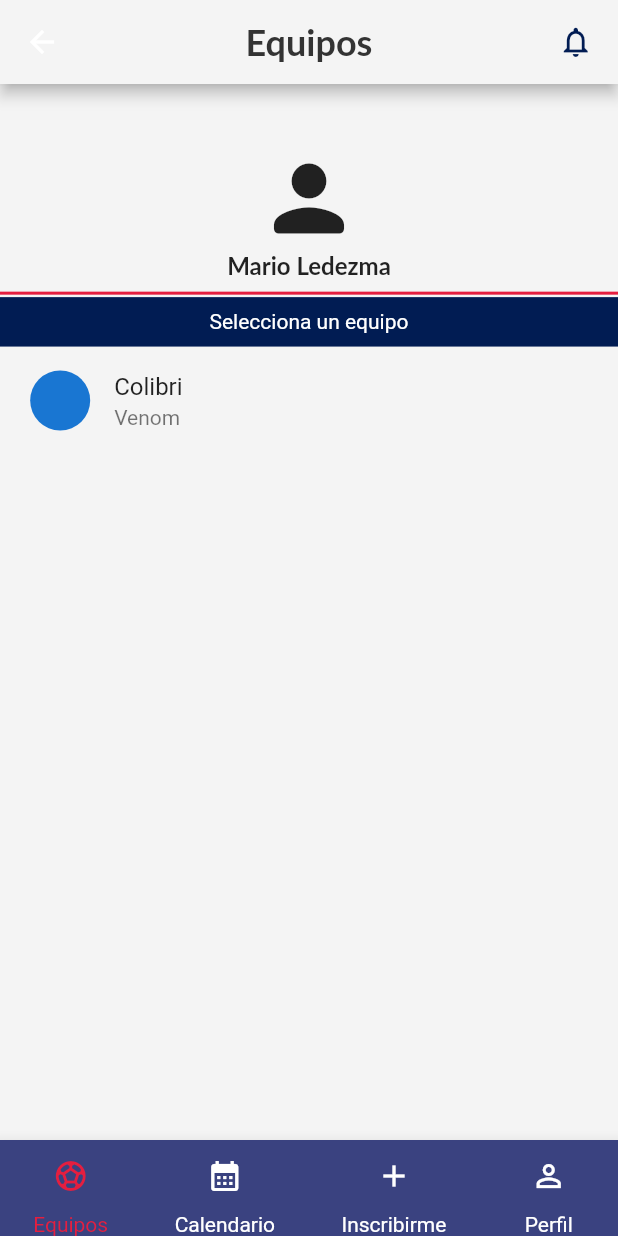
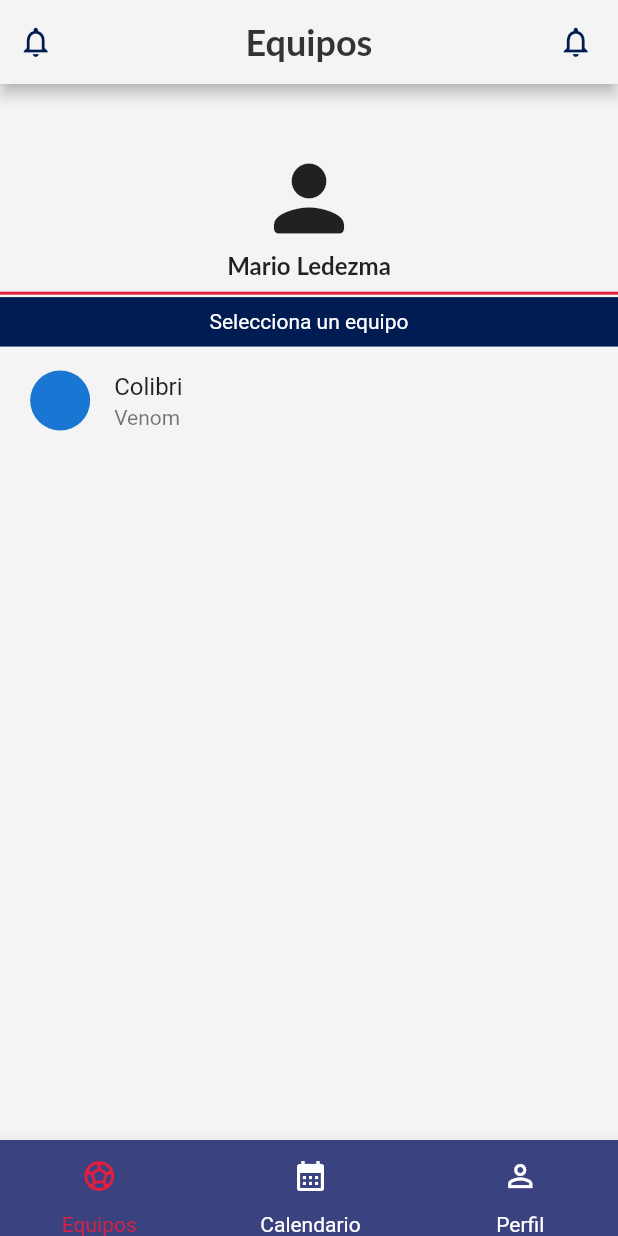
Before and after one commit to FERCKOO/soccer_management, a Flutter app: the LayoutBottomNavigatorBar screen opened by its route, on a phone screen of 412 x 824 dp. Run offline on Flutter 3.47's test engine with Material 2 defaults, Android fonts, the phone set to English and light mode, and no system bars; our stand-ins replace awesome_dialog, date_field, dio; Roboto replaces fonts that are missing (Lato).

Commit message:
Se quitó opcion de BottomBar y se puso arriba

```diff
--- a/lib/Screens/joinTeam.dart
+++ b/lib/Screens/joinTeam.dart
@@ -16,6 +16,15 @@ class JoinTeamPage extends StatelessWidget {
         backgroundColor: const Color(0xffF4F4F4),
         appBar: AppBar(
           backgroundColor: const Color(0xffF4F4F4),
+          leading: IconButton(
+            color: const Color(0xFF011C53),
+            icon: const Icon(
+              Icons.arrow_back_ios,
+            ),
+            onPressed: () {
+              Navigator.pop(context);
+            },
+          ),
           /*
          * Texto de inicio sesion
         */
--- a/lib/Screens/principal.dart
+++ b/lib/Screens/principal.dart
@@ -19,6 +19,17 @@ class PrincipalPage extends StatelessWidget {
       backgroundColor: const Color(0xffF4F4F4),
       appBar: AppBar(
         backgroundColor: const Color(0xffF4F4F4),
+        leading: IconButton(
+          padding: EdgeInsets.only(right: sizeScreen.width * .02),
+          color: const Color(0xFF011C53),
+          icon: const Icon(
+            Icons.notifications_none,
+          ),
+          onPressed: () {
+            Route route = MaterialPageRoute(builder: (bc) => JoinTeamPage());
+            Navigator.of(context).push(route);
+          },
+        ),
         actions: [
           IconButton(
             padding: EdgeInsets.only(right: sizeScreen.width * .02),
--- a/lib/bottom_drawer_layout.dart
+++ b/lib/bottom_drawer_layout.dart
@@ -17,7 +17,6 @@ class _LayoutBottomNavigatorBarState extends State<LayoutBottomNavigatorBar> {
   static final List<Widget> _viewsOptions = <Widget>[
     PrincipalPage(),
     CalendarPage(),
-    JoinTeamPage(),
     PorfilePage(),
   ];
 
@@ -98,16 +97,9 @@ class _LayoutBottomNavigatorBarState extends State<LayoutBottomNavigatorBar> {
             Column(
               mainAxisSize: MainAxisSize.min,
               children: [
-                /*
-                const Image(
-                    image: AssetImage(
-                      'assets/images/Liga.png',
-                    ),
-                  ),
-                  */
                 IconButton(
                   icon: Icon(
-                    Icons.add,
+                    Icons.person_outline,
                     color: _selectedIndex != 2
                         ? Colors.white
                         : const Color(0xFFE51E3F),
@@ -117,35 +109,9 @@ class _LayoutBottomNavigatorBarState extends State<LayoutBottomNavigatorBar> {
                   },
                 ),
                 Text(
-                  'Inscribirme',
+                  'Perfil',
                   style: TextStyle(
                     color: _selectedIndex != 2
-                        ? Colors.white
-                        : const Color(0xFFE51E3F),
-                  ),
-                ),
-              ],
-            ),
-
-            // Cuarto icono
-            Column(
-              mainAxisSize: MainAxisSize.min,
-              children: [
-                IconButton(
-                  icon: Icon(
-                    Icons.person_outline,
-                    color: _selectedIndex != 3
-                        ? Colors.white
-                        : const Color(0xFFE51E3F),
-                  ),
-                  onPressed: () {
-                    _onItemTapped(3);
-                  },
-                ),
-                Text(
-                  'Perfil',
-                  style: TextStyle(
-                    color: _selectedIndex != 3
                         ? Colors.white
                         : const Color(0xFFE51E3F),
                   ),
```
Also changed, not shown: pubspec.lock.
